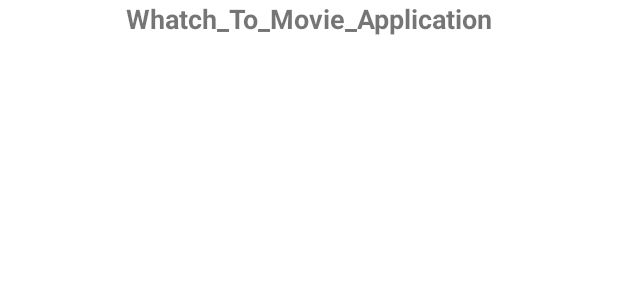
After one commit to Lizard30rus/Watch_To_Movie_Application, an Android app: the layout header_film.xml on its own in the app's theme, with its tools: preview values and no code run, on a phone screen of 412 x 824 dp. The commit adds this screen. Shown: the top 300 px of the screen. Run offline under Robolectric (Android 15) with nearby library versions, the phone set to English and light mode, and no system bars.

Commit message:
commit_6
add RecyclerView

```diff
--- /dev/null
+++ b/app/src/main/java/com/example/whatch_to_movie_application/FilmsItem.kt
@@ -0,0 +1,4 @@
+package com.example.whatch_to_movie_application
+
+
+data class FilmsItem(val nameFilm: String, val imageId : Int, val buttonId : Int)
--- /dev/null
+++ b/app/src/main/res/layout/header_film.xml
@@ -0,0 +1,17 @@
+<?xml version="1.0" encoding="utf-8"?>
+<androidx.constraintlayout.widget.ConstraintLayout xmlns:android="http://schemas.android.com/apk/res/android"
+    xmlns:app="http://schemas.android.com/apk/res-auto"
+    android:layout_width="match_parent"
+    android:layout_height="match_parent">
+
+    <TextView
+        android:id="@+id/textView"
+        android:layout_width="wrap_content"
+        android:layout_height="wrap_content"
+        android:text="@string/app_name"
+        android:textSize="18sp"
+        android:textStyle="bold"
+        app:layout_constraintEnd_toEndOf="parent"
+        app:layout_constraintStart_toStartOf="parent"
+        app:layout_constraintTop_toTopOf="parent" />
+</androidx.constraintlayout.widget.ConstraintLayout>
--- a/app/src/main/res/values/colors.xml
+++ b/app/src/main/res/values/colors.xml
@@ -10,6 +10,7 @@
     <color name="Blue">#0077FF</color>
     <color name="click">#0077FF</color>
     <color name="onClick">#5900FF</color>
+    <color name="background_items">#9A9A9A</color>
 
 
 </resources>
```
Also changed, not shown: app/src/main/java/com/example/whatch_to_movie_application/FilmsItemAdapter.kt (added, +43 -0 lines), app/src/main/java/com/example/whatch_to_movie_application/FilmsItemViewHolder.kt (added, +23 -0 lines), app/src/main/java/com/example/whatch_to_movie_application/HeaderViewHolder.kt (added, +7 -0 lines), app/src/main/res/layout/item_films.xml (added, +36 -0 lines), 1 other file.
